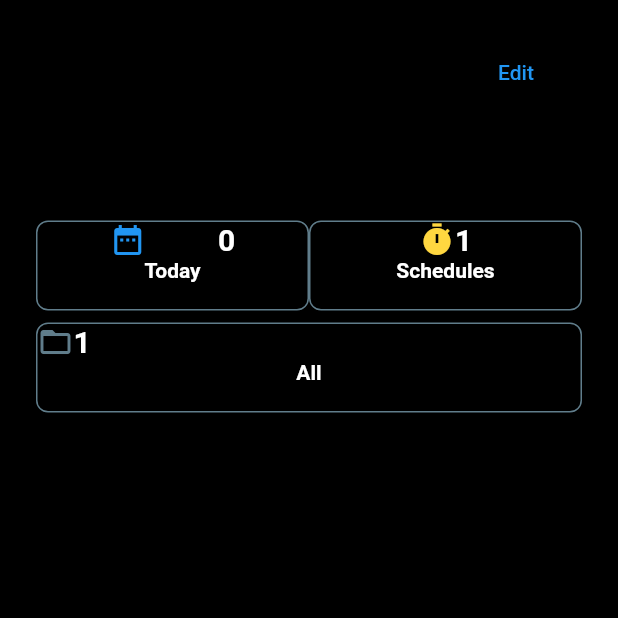
After one commit to ishantk/ENC_Flutter_2020_F1, a Flutter app: the RemindersPage screen opened directly, on a phone screen of 412 x 824 dp, the top half of it. The commit adds this screen. Run offline on Flutter 3.47's test engine with Material 2 defaults, Android fonts, the phone set to English and light mode, and no system bars; our stand-ins replace camera, webview_flutter; Roboto replaces fonts that are missing (Georgia).

```diff
--- a/lib/main.dart
+++ b/lib/main.dart
@@ -9,8 +9,9 @@ import 'package:flutter/material.dart';
   runApp(app);
 }*/
 
-//void main() => runApp(FoodDeliveryApp());
+void main() => runApp(FoodDeliveryApp());
 
+/*
 Future<void> main() async{
 
   // till time services within plugins are not initialized dont move further
@@ -33,4 +34,4 @@ Future<void> main() async{
 
   runApp(app);
 
-}
+}*/
--- /dev/null
+++ b/lib/tutorials/reminders-live-code-session.dart
@@ -0,0 +1,153 @@
+import 'package:flutter/material.dart';
+
+class RemindersPage extends StatelessWidget {
+  @override
+  Widget build(BuildContext context) {
+    return Scaffold(
+      backgroundColor: Colors.black,
+      body: Container(
+        padding: EdgeInsets.all(24.0),
+        child: Column(
+          children: [
+            Align(
+              alignment: Alignment.topRight,
+              child: FlatButton(
+                child: Text(
+                  "Edit",
+                  style: TextStyle(color: Colors.blue),
+                ),
+                onPressed: () {},
+              ),
+            ),
+            SizedBox(
+              height: 8.0,
+            ),
+            TextField(
+              decoration: InputDecoration(
+                border: OutlineInputBorder(
+                  borderRadius: BorderRadius.all(Radius.circular(8.0)),
+                ),
+                hintText: "Search",
+                filled: true,
+                fillColor: Colors.black12,
+                //icon: Icon(Icons.search),
+                prefixIcon: Icon(Icons.search),
+              ),
+            ),
+            SizedBox(
+              height: 8.0,
+            ),
+            Row(
+              children: [
+                Expanded(
+                  child: Container(
+                    height: 60.0,
+                    decoration: BoxDecoration(
+                      color: Colors.black12,
+                      borderRadius: BorderRadius.circular(8.0),
+                      border: Border.all(color: Colors.blueGrey, width: 1.0),
+                    ),
+                    child: Column(
+                      children: [
+                        Row(
+                          mainAxisAlignment: MainAxisAlignment.spaceEvenly,
+                          children: [
+                            Icon(
+                              Icons.date_range,
+                              color: Colors.blue,
+                            ),
+                            Text(
+                              "0",
+                              style: TextStyle(
+                                  fontWeight: FontWeight.bold,
+                                  color: Colors.white,
+                                  fontSize: 20.0),
+                            )
+                          ],
+                        ),
+                        Text(
+                          "Today",
+                          style: TextStyle(
+                              fontWeight: FontWeight.bold, color: Colors.white),
+                        )
+                      ],
+                    ),
+                  ),
+                ),
+                Expanded(
+                  child: Container(
+                    height: 60.0,
+                    decoration: BoxDecoration(
+                      color: Colors.black12,
+                      borderRadius: BorderRadius.circular(8.0),
+                      border: Border.all(color: Colors.blueGrey, width: 1.0),
+                    ),
+                    child: Column(
+                      children: [
+                        Wrap(
+                          children: [
+                            Icon(
+                              Icons.timer,
+                              color: Colors.amberAccent,
+                            ),
+                            Text(
+                              "1",
+                              style: TextStyle(
+                                  fontWeight: FontWeight.bold,
+                                  color: Colors.white,
+                                  fontSize: 20.0),
+                            )
+                          ],
+                        ),
+                        Text(
+                          "Schedules",
+                          style: TextStyle(
+                              fontWeight: FontWeight.bold, color: Colors.white),
+                        )
+                      ],
+                    ),
+                  ),
+                ),
+              ],
+            ),
+            SizedBox(
+              height: 8.0,
+            ),
+            Container(
+              height: 60.0,
+              decoration: BoxDecoration(
+                color: Colors.black12,
+                borderRadius: BorderRadius.circular(8.0),
+                border: Border.all(color: Colors.blueGrey, width: 1.0),
+              ),
+              child: Column(
+                children: [
+                  Row(
+                    children: [
+                      Icon(
+                        Icons.folder_open,
+                        color: Colors.blueGrey,
+                      ),
+                      Text(
+                        "1",
+                        style: TextStyle(
+                            fontWeight: FontWeight.bold,
+                            color: Colors.white,
+                            fontSize: 20.0),
+                      )
+                    ],
+                  ),
+                  Text(
+                    "All",
+                    style: TextStyle(
+                        fontWeight: FontWeight.bold, color: Colors.white),
+                  )
+                ],
+              ),
+            )
+          ],
+        ),
+      ),
+    );
+  }
+}
--- a/lib/tutorials/splash-page.dart
+++ b/lib/tutorials/splash-page.dart
@@ -41,7 +41,9 @@ class SplashPage extends StatelessWidget{
           //Navigator.pushReplacementNamed(context, "/card");
           //Navigator.pushReplacementNamed(context, "/json");
           //Navigator.pushReplacementNamed(context, "/zomato");
-          Navigator.pushReplacementNamed(context, "/navdrawer");
+          //Navigator.pushReplacementNamed(context, "/navdrawer");
+          //Navigator.pushReplacementNamed(context, "/banner");
+          Navigator.pushReplacementNamed(context, "/table");
 
         }
     );
```
Also changed, not shown: lib/tutorials/application.dart (+7 -0 lines), lib/tutorials/banner.dart (added, +32 -0 lines), lib/tutorials/constants.dart (added, +34 -0 lines), lib/tutorials/custom-theme.dart (added, +58 -0 lines), lib/tutorials/datatable.dart (added, +93 -0 lines).
